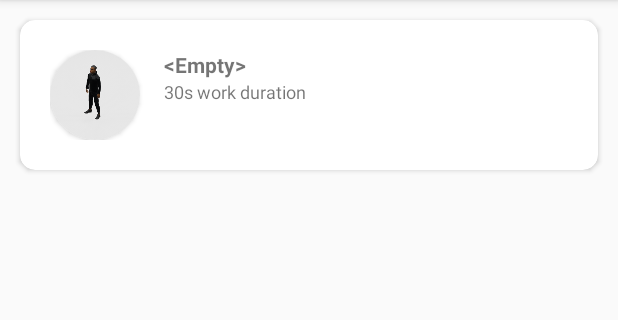
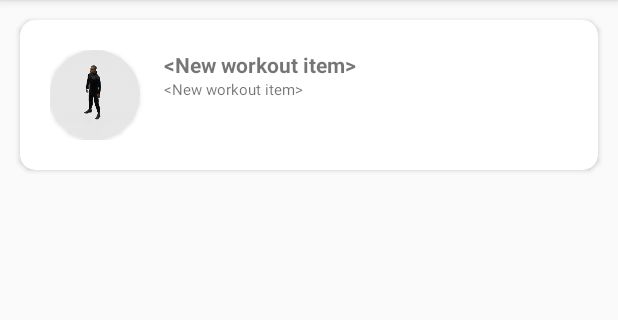
Before and after one commit to oliexdev/openWorkout, an Android app: the fragment WorkoutDatabaseFragment shown on its own in the app's theme, on a phone screen of 412 x 824 dp, the part 84-404 px from its top. Run offline under Robolectric (Android 15) with nearby library versions, the phone set to English and light mode, and no system bars; our stand-ins replace Room's generated code, Timber.

Commit message:
some small user experience improvement during a workout item creation

```diff
--- a/app/src/main/java/com/health/openworkout/core/datatypes/TrainingPlan.java
+++ b/app/src/main/java/com/health/openworkout/core/datatypes/TrainingPlan.java
@@ -44,7 +44,7 @@ public class TrainingPlan implements Comparable<TrainingPlan>, Cloneable {
         countFinishedTraining = 0;
         workoutSessions = new ArrayList<>();
         isImagePathExternal = false;
-        name = "<" + context.getString(R.string.label_blank) + ">";
+        name = "<" + context.getString(R.string.label_new_training_plan) + ">";
         imagePath = "defaultTraining.png";
     }
 
--- a/app/src/main/java/com/health/openworkout/core/datatypes/WorkoutItem.java
+++ b/app/src/main/java/com/health/openworkout/core/datatypes/WorkoutItem.java
@@ -55,8 +55,8 @@ public class WorkoutItem implements Comparable<WorkoutItem>, Cloneable {
 
     public WorkoutItem() {
         context = OpenWorkout.getInstance().getContext();
-        name = "<" + context.getString(R.string.label_blank) + ">";
-        description = "<" + context.getString(R.string.label_blank) + ">";
+        name = "<" + context.getString(R.string.label_new_workout_item) + ">";
+        description = "<" + context.getString(R.string.label_new_workout_item) + ">";
         orderNr = -1L;
         prepTime = 5;
         workoutTime = 30;
--- a/app/src/main/java/com/health/openworkout/gui/workout/WorkoutsDatabaseAdapter.java
+++ b/app/src/main/java/com/health/openworkout/gui/workout/WorkoutsDatabaseAdapter.java
@@ -55,12 +55,7 @@ public class WorkoutsDatabaseAdapter extends RecyclerView.Adapter<WorkoutsDataba
     public void onBindViewHolder(@NonNull final ViewHolder holder, int position) {
         WorkoutItem workoutItem = workoutItemList.get(position);
         holder.nameView.setText(workoutItem.getName());
-
-        if (workoutItem.isTimeMode()) {
-            holder.detailedView.setText(String.format(context.getString(R.string.label_work_duration_item_info), workoutItem.getWorkoutTime()));
-        } else {
-            holder.detailedView.setText(String.format(context.getString(R.string.label_repetition_item_info), workoutItem.getRepetitionCount()));
-        }
+        holder.detailedView.setText(workoutItem.getDescription());
 
         if (workoutItem.isImagePathExternal()) {
             Bitmap img = BitmapFactory.decodeFile(workoutItem.getImagePath());
--- a/app/src/main/res/layout/item_workoutdatabase.xml
+++ b/app/src/main/res/layout/item_workoutdatabase.xml
@@ -50,10 +50,11 @@
 
             <TextView
                 android:id="@+id/detailedView"
-                android:layout_width="194dp"
-                android:layout_height="25dp"
+                android:layout_width="wrap_content"
+                android:layout_height="wrap_content"
+                android:singleLine="false"
                 android:text="TextView"
-                android:textSize="12sp"
+                android:textSize="10sp"
                 app:layout_constraintStart_toStartOf="@+id/nameView"
                 app:layout_constraintTop_toBottomOf="@+id/nameView" />
 
--- a/app/src/main/res/values/strings.xml
+++ b/app/src/main/res/values/strings.xml
@@ -72,7 +72,8 @@
     <string name="label_reset_toast">%s reset</string>
     <string name="label_save_toast">%s saved</string>
 
-    <string name="label_blank">Empty</string>
+    <string name="label_new_training_plan">New training plan</string>
+    <string name="label_new_workout_item">New workout item</string>
     <string name="label_name">Name</string>
     <string name="label_description">Description</string>
     <string name="label_preparation_time">Preparation time</string>
```
